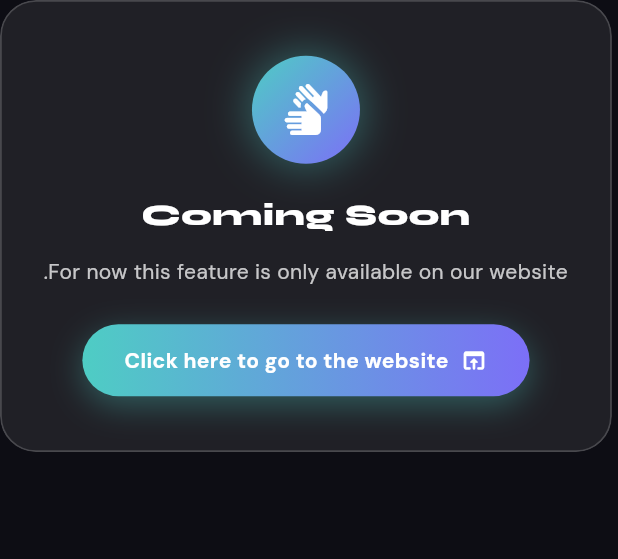
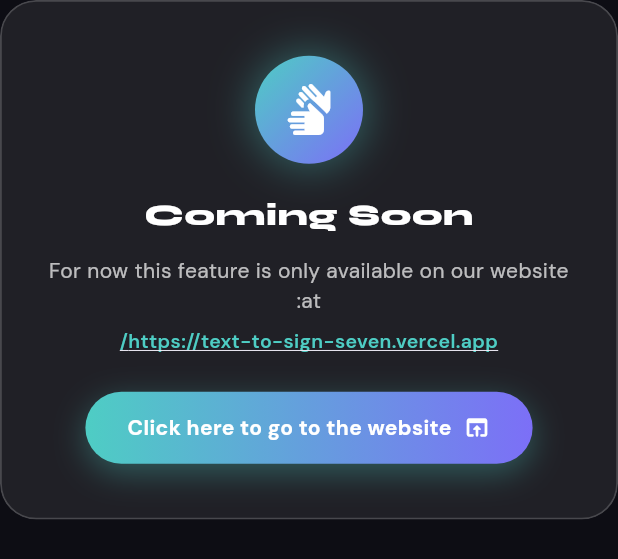
Before and after one commit to Thexz3n/awena, a Flutter app: the _ComingSoonCard widget shown alone on an empty page, opened directly, on a phone screen of 412 x 824 dp. Shown: the top 559 px of the screen. Run offline on Flutter 3.47's test engine with Material 3 defaults, Android fonts, the phone set to English and light mode, and no system bars; drawn by our look-alikes of flutter_animate; our stand-ins replace flutter_dotenv, flutter_secure_storage, google_fonts, google_sign_in, shared_preferences; missing offline and left inert: ckb_localizations, flutter_facebook_auth; accounts and stored records are empty; network calls fail; statements that could not run were skipped.

Commit message:
fix: improve coming soon overlay visibility and interaction

```diff
--- a/lib/screens/text_to_sign_screen.dart
+++ b/lib/screens/text_to_sign_screen.dart
@@ -349,25 +349,26 @@ class _TextToSignScreenState extends State<TextToSignScreen>
     );
 
     // ─── "Coming soon" overlay with blur ─────────────────────────────────────
-    return Stack(
+    return Material(
+      color: Colors.transparent,
+      child: Stack(
         children: [
-        // 1. The real screen (blurred behind the overlay)
-        screenContent,
+          // 1. The real screen (interactivity disabled while overlay is active)
+          AbsorbPointer(child: screenContent),
 
-        // 2. Full-screen blur
+          // 2. Full-screen blur & darken
           Positioned.fill(
+            child: ClipRect(
               child: BackdropFilter(
-            filter: ImageFilter.blur(sigmaX: 8, sigmaY: 8),
-            child: const SizedBox.expand(),
+                filter: ImageFilter.blur(sigmaX: 10, sigmaY: 10),
+                child: Container(
+                  color: Colors.black.withOpacity(0.55),
+                ),
+              ),
             ),
           ),
 
-        // 3. Semi-transparent dark tint so the card pops
-        Positioned.fill(
-          child: Container(color: Colors.black.withOpacity(0.45)),
-        ),
-
-        // 4. Centred availability card
+          // 3. Centred availability card
           Center(
             child: Padding(
               padding: const EdgeInsets.symmetric(horizontal: 32),
@@ -375,6 +376,7 @@ class _TextToSignScreenState extends State<TextToSignScreen>
             ),
           ),
         ],
+      ),
     );
   }
 }
@@ -457,14 +459,27 @@ class _ComingSoonCard extends StatelessWidget {
 
               // Body message
               Text(
-                'For now this feature is only available on our website.',
+                'For now this feature is only available on our website at:',
                 textAlign: TextAlign.center,
                 style: GoogleFonts.dmSans(
                   fontSize: 14,
-                  height: 1.6,
-                  color: Colors.white.withOpacity(0.75),
+                  height: 1.4,
+                  color: Colors.white.withOpacity(0.7),
                 ),
               ).animate(delay: 180.ms).fadeIn(duration: 400.ms),
+
+              const SizedBox(height: 8),
+
+              Text(
+                _url,
+                textAlign: TextAlign.center,
+                style: GoogleFonts.dmSans(
+                  fontSize: 13,
+                  color: AppColors.teal,
+                  fontWeight: FontWeight.w600,
+                  decoration: TextDecoration.underline,
+                ),
+              ).animate(delay: 220.ms).fadeIn(),
 
               const SizedBox(height: 24),
 
```
Lines whose indentation alone changed are shown as unchanged.
